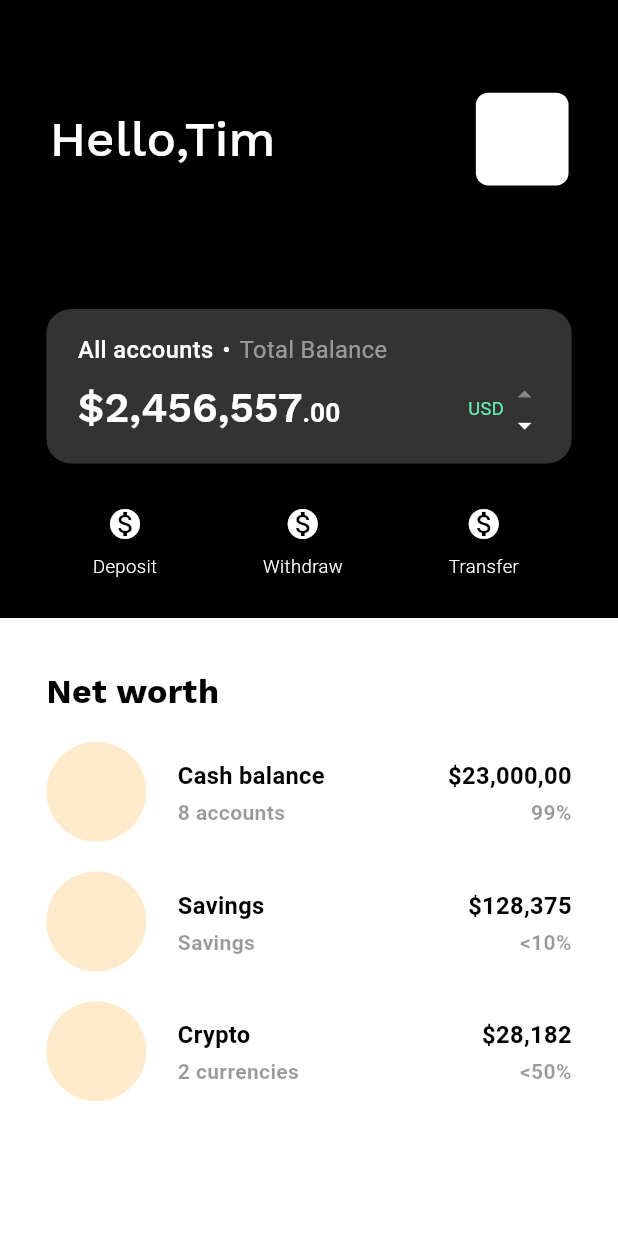
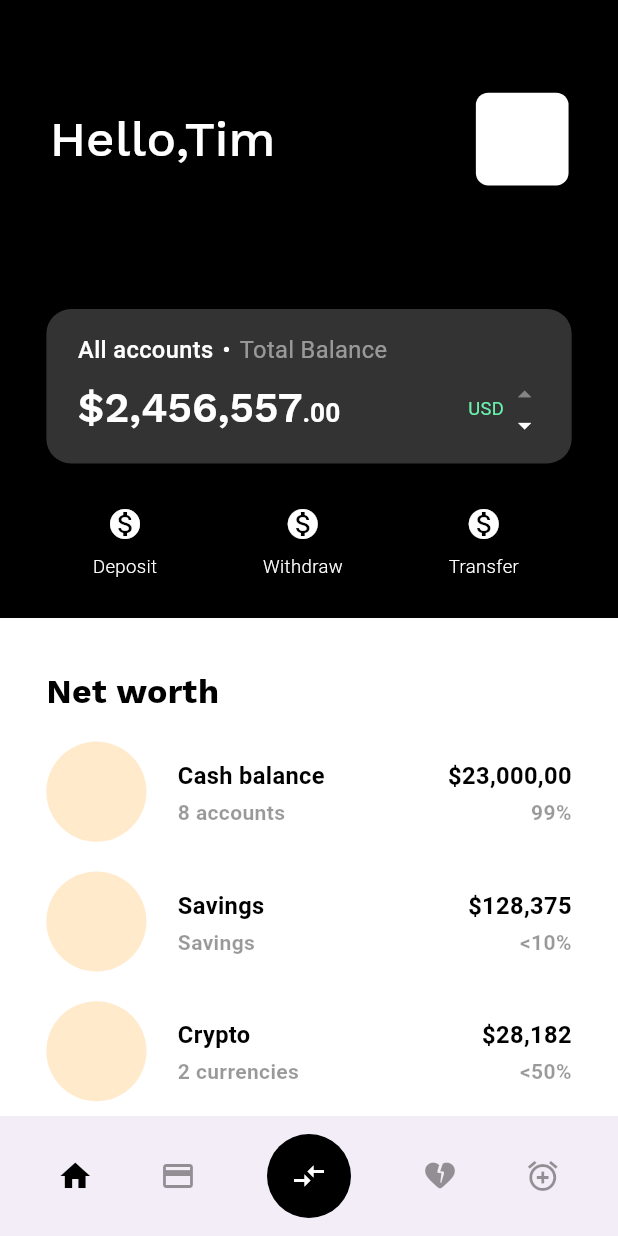
Before and after one commit to bhawesh2002/finance_app_ui, a Flutter app: the Screen2 screen opened directly, on a phone screen of 412 x 824 dp. Run offline on Flutter 3.47's test engine with Material 3 defaults, Android fonts, the phone set to English and light mode, and no system bars; our stand-ins replace google_fonts.

Commit message:
Create BottomAppBar

```diff
--- a/lib/screens/screen2.dart
+++ b/lib/screens/screen2.dart
@@ -1,8 +1,17 @@
 import 'package:flutter/material.dart';
 import 'package:google_fonts/google_fonts.dart';
 
-class Screen2 extends StatelessWidget {
+enum BABItem { home, card, heart, discover }
+
+class Screen2 extends StatefulWidget {
   const Screen2({super.key});
+
+  @override
+  State<Screen2> createState() => _Screen2State();
+}
+
+class _Screen2State extends State<Screen2> {
+  int _selectedindex = 0;
   @override
   Widget build(BuildContext context) {
     double width = MediaQuery.of(context).size.width;
@@ -474,6 +483,78 @@ class Screen2 extends StatelessWidget {
           ),
         ],
       ),
+      bottomNavigationBar: BottomAppBar(
+        child: Row(
+          mainAxisAlignment: MainAxisAlignment.spaceAround,
+          children: [
+            GestureDetector(
+              onTap: () {
+                setState(() {
+                  _selectedindex = BABItem.home.index;
+                });
+              },
+              child: Icon(
+                Icons.home,
+                color: _selectedindex == BABItem.home.index
+                    ? Colors.black
+                    : Colors.black.withOpacity(0.4),
+              ),
+            ),
+            GestureDetector(
+              onTap: () {
+                setState(() {
+                  _selectedindex = BABItem.card.index;
+                });
+              },
+              child: Icon(
+                Icons.credit_card,
+                color: _selectedindex == BABItem.card.index
+                    ? Colors.black
+                    : Colors.black.withOpacity(0.4),
+              ),
+            ),
+            GestureDetector(
+              onTap: () {},
+              child: Container(
+                width: width * 0.15,
+                height: width * 0.15,
+                decoration: const BoxDecoration(
+                    color: Colors.black, shape: BoxShape.circle),
+                child: const Icon(
+                  Icons.compare_arrows,
+                  color: Colors.white,
+                ),
+              ),
+            ),
+            GestureDetector(
+              onTap: () {
+                setState(() {
+                  _selectedindex = BABItem.heart.index;
+                });
+              },
+              child: Icon(
+                Icons.heart_broken_rounded,
+                color: _selectedindex == BABItem.heart.index
+                    ? Colors.black
+                    : Colors.black.withOpacity(0.4),
+              ),
+            ),
+            GestureDetector(
+              onTap: () {
+                setState(() {
+                  _selectedindex = BABItem.discover.index;
+                });
+              },
+              child: Icon(
+                Icons.add_alarm_sharp,
+                color: _selectedindex == BABItem.discover.index
+                    ? Colors.black
+                    : Colors.black.withOpacity(0.4),
+              ),
+            ),
+          ],
+        ),
+      ),
     );
   }
 }
```
